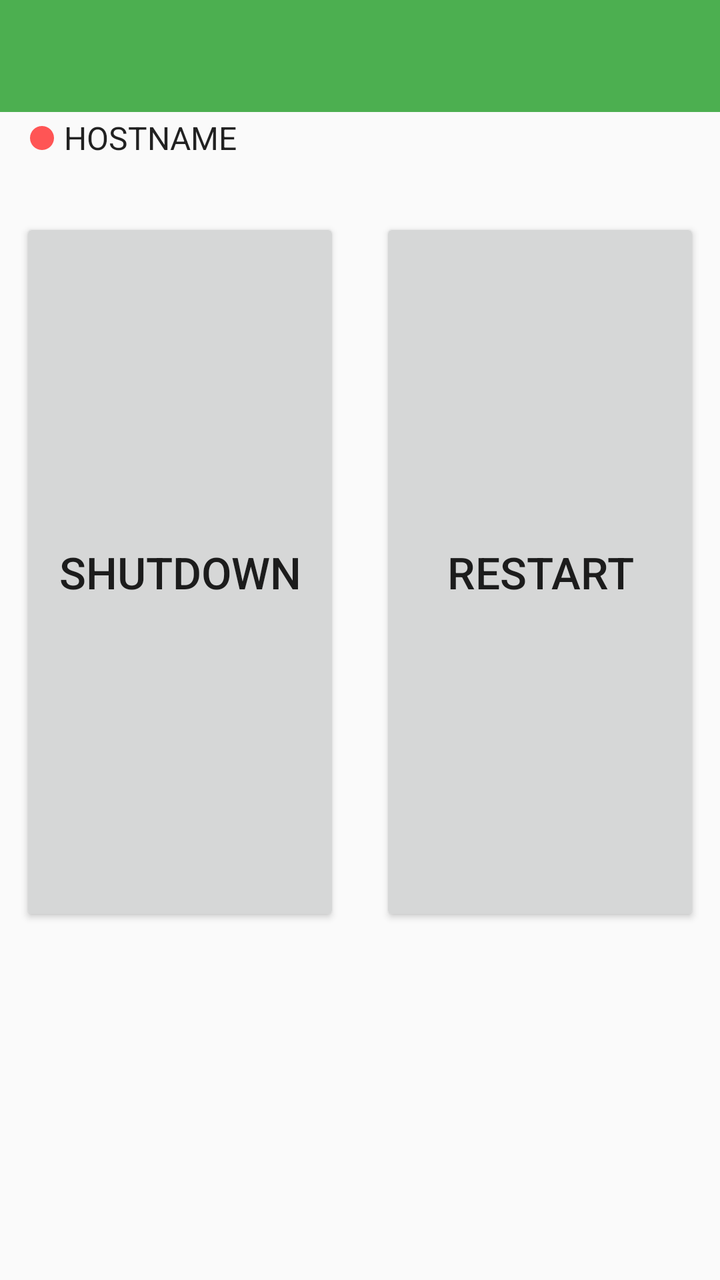
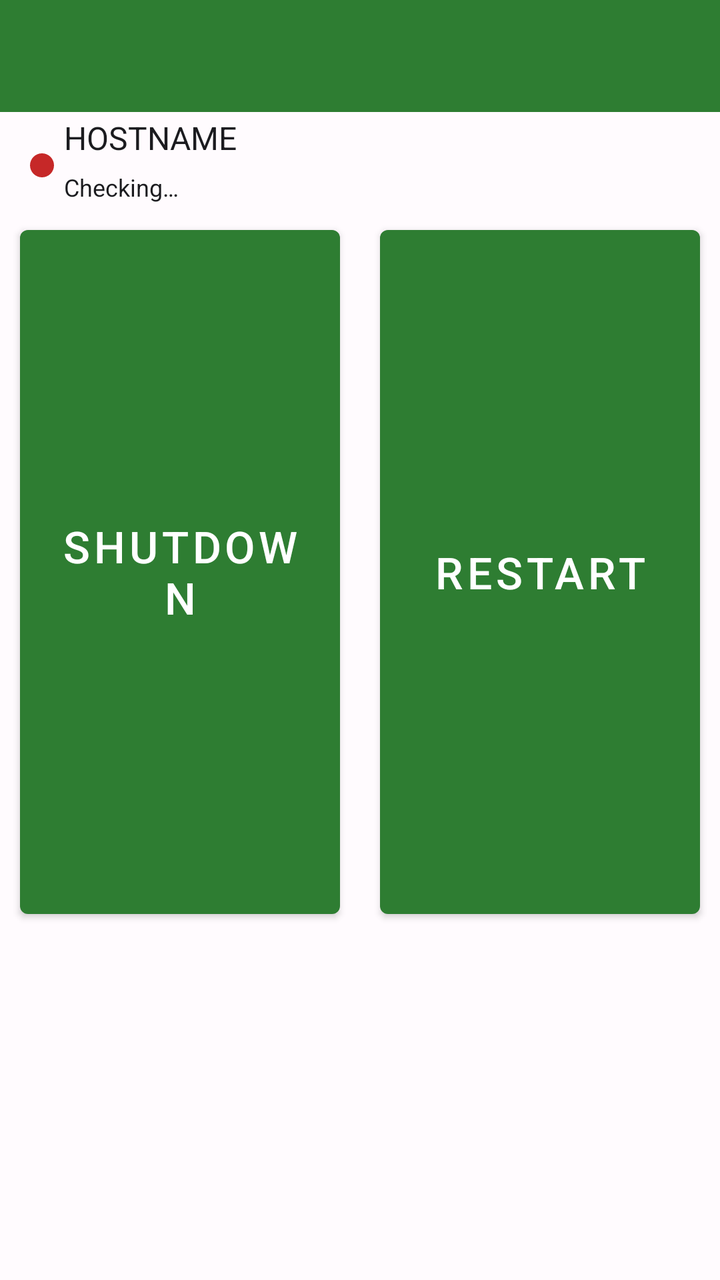

Two renders of the same Android screen: before a commit and after it. Below are the layout's source before the change and the commit's diff.
<!-- AndroidManifest.xml: application theme AppTheme -->
<!-- res/layout/activity_main.xml -->
<?xml version="1.0" encoding="utf-8"?>
<android.support.constraint.ConstraintLayout xmlns:android="http://schemas.android.com/apk/res/android"
    xmlns:app="http://schemas.android.com/apk/res-auto"
    xmlns:tools="http://schemas.android.com/tools"
    android:layout_width="match_parent"
    android:layout_height="match_parent"
    tools:context=".MainActivity">

    <include layout="@layout/toolbar_layout"
        android:id="@+id/app_bar"
        android:layout_width="0dp"
        android:layout_height="wrap_content"
        app:layout_constraintLeft_toLeftOf="parent"
        app:layout_constraintRight_toRightOf="parent"
        app:layout_constraintTop_toTopOf="parent"
        />

    <include layout="@layout/fragment_new_hostinfo"
        android:id="@+id/layout_host_info"
        app:layout_constraintTop_toBottomOf="@id/app_bar"
        app:layout_constraintBottom_toTopOf="@+id/btn_toggle_power"
        app:layout_constraintLeft_toLeftOf="parent"
        app:layout_constraintRight_toRightOf="parent"
        app:layout_constraintVertical_weight="0.15"
        android:layout_marginLeft="10dp"
        android:layout_marginStart="10dp"
        android:layout_marginRight="10dp"
        android:layout_marginEnd="10dp"
        android:layout_height="0dp"
        android:layout_width="0dp" />

    <Button
        android:id="@+id/btn_toggle_power"
        android:layout_width="0dp"
        android:layout_height="0dp"
        android:text="@string/shutdown"
        android:textSize="22sp"
        android:layout_marginLeft="10dp"
        android:layout_marginStart="10dp"
        android:layout_marginRight="10dp"
        android:layout_marginEnd="10dp"
        app:layout_constraintTop_toBottomOf="@+id/layout_host_info"
        app:layout_constraintBottom_toTopOf="@+id/text_status"
        app:layout_constraintLeft_toLeftOf="parent"
        app:layout_constraintRight_toLeftOf="@+id/btn_restart"
        app:layout_constraintVertical_weight="1"
        />

    <Button
        android:id="@+id/btn_restart"
        android:layout_width="0dp"
        android:layout_height="0dp"
        android:layout_marginLeft="10dp"
        android:layout_marginStart="10dp"
        android:layout_marginRight="10dp"
        android:layout_marginEnd="10dp"
        android:textSize="22sp"
        android:text="@string/restart"
        app:layout_constraintBottom_toTopOf="@+id/text_status"
        app:layout_constraintTop_toBottomOf="@+id/layout_host_info"
        app:layout_constraintLeft_toRightOf="@+id/btn_toggle_power"
        app:layout_constraintRight_toRightOf="parent"
        app:layout_constraintVertical_weight="1"
        />

    <TextView
        android:id="@+id/text_status"
        android:layout_width="0dp"
        android:layout_height="0dp"
        android:textSize="15sp"
        app:layout_constraintTop_toBottomOf="@+id/btn_restart"
        app:layout_constraintLeft_toLeftOf="parent"
        app:layout_constraintRight_toRightOf="parent"
        app:layout_constraintBottom_toBottomOf="parent"
        android:text=""
        app:layout_constraintVertical_weight="0.5"
        android:layout_marginLeft="5dp"
        android:layout_marginStart="5dp"
        android:layout_marginRight="5dp"
        android:layout_marginEnd="5dp"
        android:scrollbars="vertical"
        />
</android.support.constraint.ConstraintLayout>
<!-- res/layout/toolbar_layout.xml (included above) -->
<android.support.design.widget.AppBarLayout
    xmlns:android="http://schemas.android.com/apk/res/android"
    xmlns:app="http://schemas.android.com/apk/res-auto"

    android:id="@+id/app_bar"
    android:layout_width="0dp"
    android:layout_height="wrap_content"
    app:layout_constraintLeft_toLeftOf="parent"
    app:layout_constraintRight_toRightOf="parent"
    app:layout_constraintTop_toTopOf="parent"
    >

    <android.support.v7.widget.Toolbar
        android:id="@+id/main_toolbar"
        android:layout_width="match_parent"
        android:layout_height="wrap_content"
        android:background="?attr/colorPrimary"
        android:minHeight="?attr/actionBarSize"
        android:theme="@style/ThemeOverlay.AppCompat.Dark.ActionBar"
        app:popupTheme="@style/ThemeOverlay.AppCompat.Light"
        />
</android.support.design.widget.AppBarLayout>
<!-- res/layout/fragment_new_hostinfo.xml (included above) -->
<?xml version="1.0" encoding="utf-8"?>
<android.support.constraint.ConstraintLayout xmlns:android="http://schemas.android.com/apk/res/android"
    android:orientation="vertical"
    xmlns:app="http://schemas.android.com/apk/res-auto"
    xmlns:tools="http://schemas.android.com/tools"
    android:layout_width="match_parent"
    android:layout_height="match_parent">

    <ImageView
        android:id="@+id/alive"
        android:layout_width="12dp"
        android:layout_height="12dp"
        android:src="@drawable/circle"
        app:layout_constraintLeft_toLeftOf="parent"
        app:layout_constraintBottom_toBottomOf="@+id/id"
        app:layout_constraintTop_toTopOf="@+id/id"
        android:layout_marginLeft="5dp"
        android:layout_marginStart="5dp"
        android:contentDescription="@string/alive_content_description"
        android:visibility="visible"
        />
    <TextView
        android:id="@+id/id"
        android:layout_width="0dp"
        android:layout_height="wrap_content"
        android:layout_marginBottom="2dp"
        android:layout_marginTop="2dp"
        android:layout_marginLeft="5dp"
        android:layout_marginStart="5dp"
        android:gravity="center_vertical"
        android:textAppearance="?attr/textAppearanceListItem"
        android:textStyle="normal"
        android:text="HOSTNAME"
        app:layout_constraintLeft_toRightOf="@+id/alive"
        app:layout_constraintTop_toTopOf="parent"
        app:layout_constraintLeft_creator="1"
        />
</android.support.constraint.ConstraintLayout>
<!-- resources referenced by this layout -->
<resources>
  <!-- drawable circle (drawable) -->
  <?xml version="1.0" encoding="utf-8"?>
  <shape
      xmlns:android="http://schemas.android.com/apk/res/android"
      android:shape="oval">
  
      <solid
          android:color="#FF5555"/>
  </shape>
  <string name="alive_content_description">Host connection indicator</string>
  <string name="restart">Restart</string>
  <string name="shutdown">Shutdown</string>
  <style name="AppTheme" parent="Theme.AppCompat.DayNight.NoActionBar">
          
          <item name="colorPrimary">#4caf50</item>
          <item name="colorPrimaryDark">#087f23</item>
          
          
          
  
          
          <item name="android:dialogTheme">@style/CustomDialog</item>
      </style>
  <style name="CustomDialog" parent="@style/Theme.AppCompat.DayNight.Dialog">
          <item name="android:windowNoTitle">false</item>
      </style>
</resources>

<!-- the commit's change to res/layout/activity_main.xml (unified diff, before → after) -->
@@ -1,5 +1,5 @@
 <?xml version="1.0" encoding="utf-8"?>
-<android.support.constraint.ConstraintLayout xmlns:android="http://schemas.android.com/apk/res/android"
+<androidx.constraintlayout.widget.ConstraintLayout xmlns:android="http://schemas.android.com/apk/res/android"
     xmlns:app="http://schemas.android.com/apk/res-auto"
     xmlns:tools="http://schemas.android.com/tools"
     android:layout_width="match_parent"
@@ -80,9 +80,9 @@
         android:layout_marginEnd="5dp"
         android:scrollbars="vertical"
         />
-</android.support.constraint.ConstraintLayout>
+</androidx.constraintlayout.widget.ConstraintLayout>
 <!-- res/layout/toolbar_layout.xml (included above) -->
-<android.support.design.widget.AppBarLayout
+<com.google.android.material.appbar.AppBarLayout
     xmlns:android="http://schemas.android.com/apk/res/android"
     xmlns:app="http://schemas.android.com/apk/res-auto"
 
@@ -94,19 +94,19 @@
     app:layout_constraintTop_toTopOf="parent"
     >
 
-    <android.support.v7.widget.Toolbar
+    <androidx.appcompat.widget.Toolbar
         android:id="@+id/main_toolbar"
         android:layout_width="match_parent"
         android:layout_height="wrap_content"
         android:background="?attr/colorPrimary"
         android:minHeight="?attr/actionBarSize"
-        android:theme="@style/ThemeOverlay.AppCompat.Dark.ActionBar"
-        app:popupTheme="@style/ThemeOverlay.AppCompat.Light"
+        android:theme="@style/AppTheme.AppBarOverlay"
+        app:popupTheme="@style/AppTheme.PopupOverlay"
         />
-</android.support.design.widget.AppBarLayout>
+</com.google.android.material.appbar.AppBarLayout>
 <!-- res/layout/fragment_new_hostinfo.xml (included above) -->
 <?xml version="1.0" encoding="utf-8"?>
-<android.support.constraint.ConstraintLayout xmlns:android="http://schemas.android.com/apk/res/android"
+<androidx.constraintlayout.widget.ConstraintLayout xmlns:android="http://schemas.android.com/apk/res/android"
     android:orientation="vertical"
     xmlns:app="http://schemas.android.com/apk/res-auto"
     xmlns:tools="http://schemas.android.com/tools"
@@ -119,12 +119,12 @@
         android:layout_height="12dp"
         android:src="@drawable/circle"
         app:layout_constraintLeft_toLeftOf="parent"
-        app:layout_constraintBottom_toBottomOf="@+id/id"
-        app:layout_constraintTop_toTopOf="@+id/id"
         android:layout_marginLeft="5dp"
         android:layout_marginStart="5dp"
         android:contentDescription="@string/alive_content_description"
         android:visibility="visible"
+        app:layout_constraintTop_toTopOf="parent"
+        app:layout_constraintBottom_toBottomOf="parent"
         />
     <TextView
         android:id="@+id/id"
@@ -139,7 +139,22 @@
         android:textStyle="normal"
         android:text="HOSTNAME"
         app:layout_constraintLeft_toRightOf="@+id/alive"
+        app:layout_constraintRight_toRightOf="parent"
         app:layout_constraintTop_toTopOf="parent"
         app:layout_constraintLeft_creator="1"
         />
-</android.support.constraint.ConstraintLayout>
+
+    <TextView
+        android:id="@+id/connection_status"
+        android:layout_width="0dp"
+        android:layout_height="wrap_content"
+        android:layout_marginLeft="5dp"
+        android:layout_marginStart="5dp"
+        android:layout_marginBottom="2dp"
+        android:text="@string/connection_checking"
+        android:textAppearance="@style/TextAppearance.AppCompat.Caption"
+        app:layout_constraintLeft_toRightOf="@+id/alive"
+        app:layout_constraintRight_toRightOf="parent"
+        app:layout_constraintTop_toBottomOf="@+id/id"
+        app:layout_constraintBottom_toBottomOf="parent" />
+</androidx.constraintlayout.widget.ConstraintLayout>
<!-- resource entries referenced after the edit -->
@@ -7,24 +7,60 @@
       android:shape="oval">
   
       <solid
-          android:color="#FF5555"/>
+          android:color="@color/statusOffline"/>
   </shape>
   <string name="alive_content_description">Host connection indicator</string>
+  <string name="connection_checking">Checking…</string>
   <string name="restart">Restart</string>
   <string name="shutdown">Shutdown</string>
-  <style name="AppTheme" parent="Theme.AppCompat.DayNight.NoActionBar">
-          
-          <item name="colorPrimary">#4caf50</item>
-          <item name="colorPrimaryDark">#087f23</item>
-          
-          
-          
-  
-          
-          <item name="android:dialogTheme">@style/CustomDialog</item>
+  <style name="AppTheme.AppBarOverlay" parent="ThemeOverlay.AppCompat.Dark.ActionBar">
+          <item name="colorControlNormal">@color/toolbarActionIcon</item>
+          <item name="actionMenuTextColor">@color/toolbarActionIcon</item>
       </style>
-  <style name="CustomDialog" parent="@style/Theme.AppCompat.DayNight.Dialog">
-          <item name="android:windowNoTitle">false</item>
+  <style name="AppTheme.PopupOverlay" parent="ThemeOverlay.AppCompat">
+          <item name="android:colorBackground">@color/colorSurface</item>
+          <item name="android:textColorPrimary">@color/popup_menu_text</item>
+          <item name="android:textColorSecondary">@color/popup_menu_text</item>
+          <item name="colorControlNormal">@color/colorOnSurface</item>
+      </style>
+  <style name="AppTheme" parent="Theme.MaterialComponents.DayNight.NoActionBar">
+          <item name="colorPrimary">@color/colorPrimary</item>
+          <item name="colorPrimaryDark">@color/colorPrimaryDark</item>
+          <item name="colorPrimaryVariant">@color/colorPrimaryDark</item>
+          <item name="colorSecondary">@color/colorAccent</item>
+          <item name="colorAccent">@color/colorAccent</item>
+          <item name="colorOnPrimary">@color/colorOnPrimary</item>
+          <item name="colorSurface">@color/colorSurface</item>
+          <item name="colorOnSurface">@color/colorOnSurface</item>
+          <item name="android:colorBackground">@color/colorBackground</item>
+          <item name="colorOnBackground">@color/colorOnBackground</item>
+          <item name="android:textColorPrimary">@color/colorOnSurface</item>
+          <item name="android:textColorSecondary">@color/colorOnSurface</item>
+          <item name="android:textColorLink">@color/colorAccent</item>
+          <item name="android:windowBackground">@color/colorBackground</item>
+          <item name="android:forceDarkAllowed">false</item>
+          <item name="android:dialogTheme">@style/AppTheme.Dialog</item>
+          <item name="dialogTheme">@style/AppTheme.Dialog</item>
+          <item name="alertDialogTheme">@style/AppTheme.Dialog</item>
+      </style>
+  <color name="statusOffline">#C62828</color>
+  <color name="toolbarActionIcon">@color/colorOnPrimary</color>
+  <color name="colorSurface">#FFFBFE</color>
+  <color name="colorOnSurface">#1B1B1F</color>
+  <color name="colorPrimary">#2E7D32</color>
+  <color name="colorPrimaryDark">#1B5E20</color>
+  <color name="colorAccent">#00695C</color>
+  <color name="colorOnPrimary">#FFFFFF</color>
+  <color name="colorBackground">#FFFBFE</color>
+  <color name="colorOnBackground">#1B1B1F</color>
+  <style name="AppTheme.Dialog" parent="Theme.MaterialComponents.DayNight.Dialog.Alert">
+          <item name="colorPrimary">@color/colorAccent</item>
+          <item name="colorSecondary">@color/colorAccent</item>
+          <item name="colorAccent">@color/colorAccent</item>
+          <item name="android:colorBackground">@color/colorSurface</item>
+          <item name="android:textColorPrimary">@color/colorOnSurface</item>
+          <item name="android:textColorSecondary">@color/colorOnSurface</item>
+          <item name="android:textColorLink">@color/colorAccent</item>
       </style>
 </resources>
 
